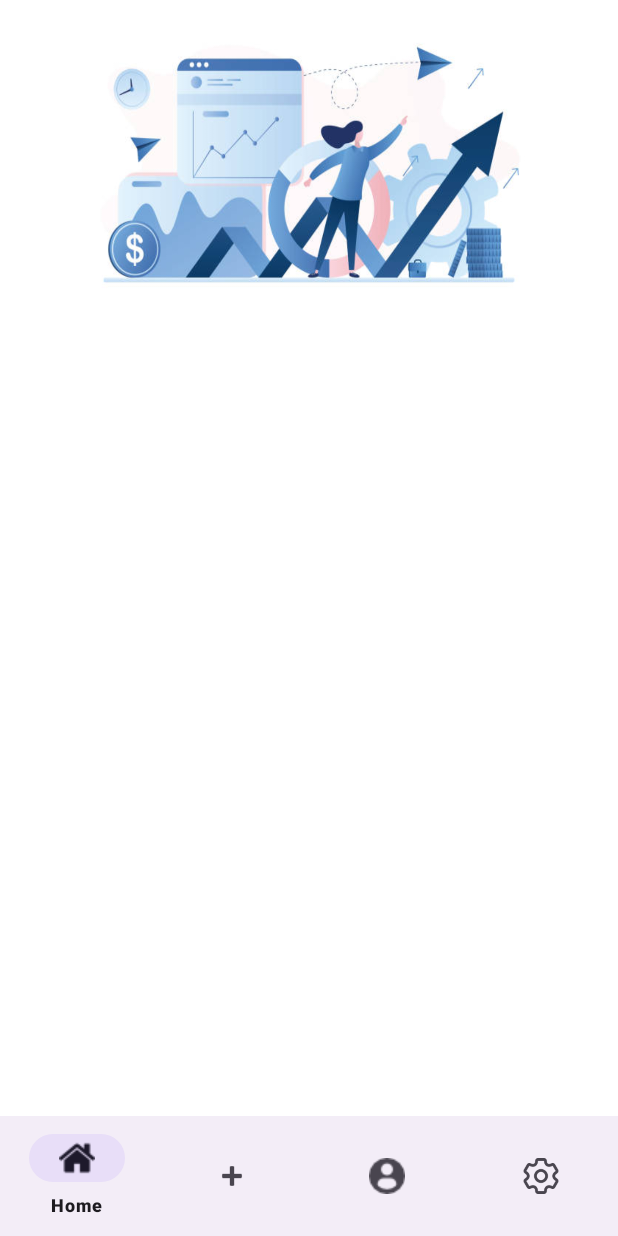
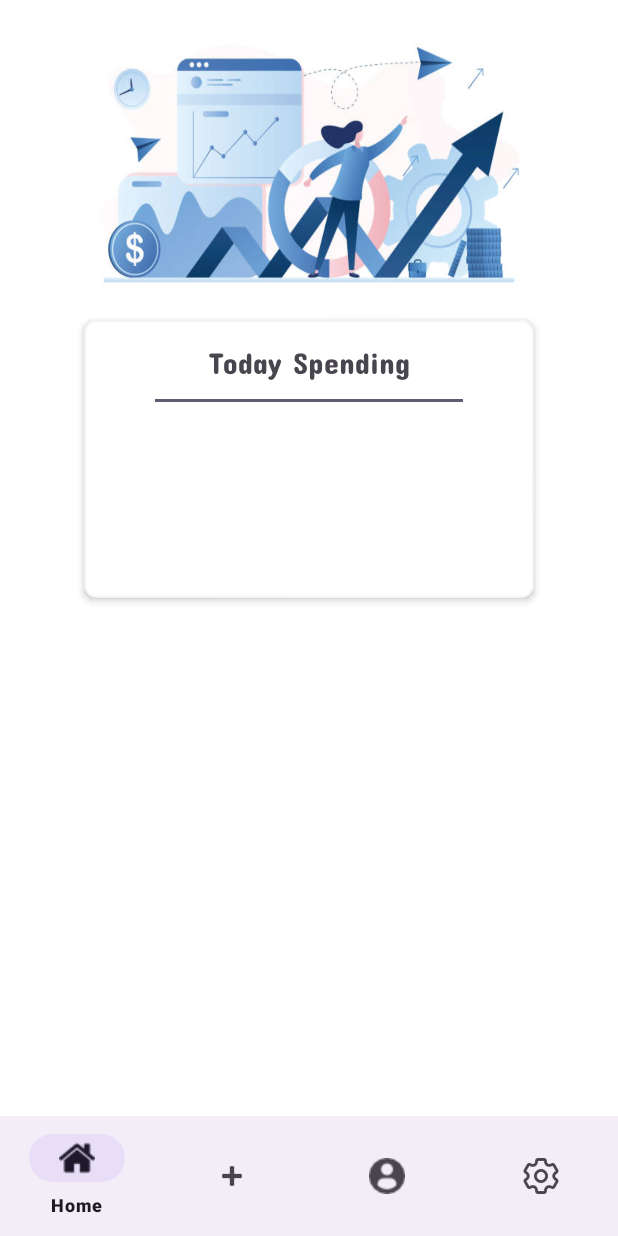
Before and after one commit to wjinggoh/Studicash_0703, an Android app: the HomeFragment screen opened directly, with no data from a screen before it, on a phone screen of 412 x 824 dp. Run offline under Robolectric (Android 15) with nearby library versions, the phone set to English and light mode, and no system bars; our stand-ins replace navigation-ui.

Commit message:
040724-14:14pm

```diff
--- a/app/src/main/AndroidManifest.xml
+++ b/app/src/main/AndroidManifest.xml
@@ -14,10 +14,10 @@
     <uses-permission android:name="android.permission.FOREGROUND_SERVICE" />
     <uses-permission android:name="android.permission.POST_NOTIFICATIONS" />
     <uses-permission android:name="android.permission.ACCESS_NETWORK_STATE" />
-    <uses-permission android:name="android.permission.READ_EXTERNAL_STORAGE"
-        android:maxSdkVersion="32" />
+    <uses-permission android:name="android.permission.READ_EXTERNAL_STORAGE"/>
     <uses-permission android:name="android.permission.CAMERA" />
-    <uses-feature android:name="android.hardware.camera"/>
+    <uses-permission android:name="android.permission.POST_NOTIFICATIONS" />
+    <uses-feature android:name="android.hardware.camera" />
 
     <application
         android:name=".MyApplication"
--- /dev/null
+++ b/app/src/main/res/drawable/background_with_border_grey.xml
@@ -0,0 +1,8 @@
+<?xml version="1.0" encoding="utf-8"?>
+<shape xmlns:android="http://schemas.android.com/apk/res/android">
+    <solid android:color="@android:color/white" />
+    <corners android:radius="8dp" />
+    <stroke
+        android:width="1dp"
+        android:color="#f4f4f4" />
+</shape>
--- a/app/src/main/res/layout/fragment_home.xml
+++ b/app/src/main/res/layout/fragment_home.xml
@@ -18,5 +18,40 @@
         app:layout_constraintStart_toStartOf="parent"
         app:layout_constraintTop_toTopOf="parent" />
 
+    <androidx.constraintlayout.widget.ConstraintLayout
+        android:id="@+id/todaySpending"
+        android:layout_width="300dp"
+        android:layout_height="185dp"
+        android:layout_marginTop="20dp"
+        android:background="@drawable/background_with_border_grey"
+        android:elevation="3dp"
+        android:padding="16dp"
+        app:layout_constraintEnd_toEndOf="parent"
+        app:layout_constraintStart_toStartOf="parent"
+        app:layout_constraintTop_toBottomOf="@+id/toolbar">
+
+        <TextView
+            android:layout_width="wrap_content"
+            android:layout_height="wrap_content"
+            android:fontFamily="@font/concert_one"
+            android:text="@string/todayspending"
+            android:textSize="20sp"
+            app:layout_constraintEnd_toEndOf="parent"
+            app:layout_constraintStart_toStartOf="parent"
+            app:layout_constraintTop_toTopOf="parent" />
+
+        <EditText
+            android:id="@+id/editTextNumber"
+            android:layout_width="wrap_content"
+            android:layout_height="wrap_content"
+            android:ems="10"
+            android:inputType="number"
+            app:layout_constraintEnd_toEndOf="parent"
+            app:layout_constraintStart_toStartOf="parent"
+            tools:layout_editor_absoluteY="60dp" />
+
+
+    </androidx.constraintlayout.widget.ConstraintLayout>
+
 
 </androidx.constraintlayout.widget.ConstraintLayout>
--- a/app/src/main/res/values/strings.xml
+++ b/app/src/main/res/values/strings.xml
@@ -28,11 +28,12 @@
     <string name="add">Add</string>
 
     <!--mainmenu-->
-    <string name="todayspending">Todays Spending</string>
+    <string name="todayspending">Today Spending</string>
     <string name="todayspent">RM0.00</string>
 
     <!--add-->
 <string name="add_title">Add Transactions</string>
+    <string name="add_create">Create</string>
 
     <!--profile-->
     <string name="profile_title">Profile</string>
```
Also changed, not shown: app/src/main/res/layout/fragment_add.xml (+25 -0 lines).
